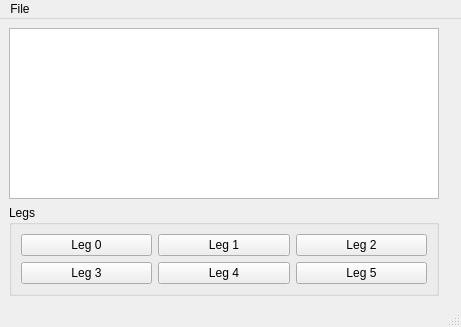
First picture: the form in app/forms/mainwindow.ui, repository Haziham/Honours_Computer_Software, before the edit.
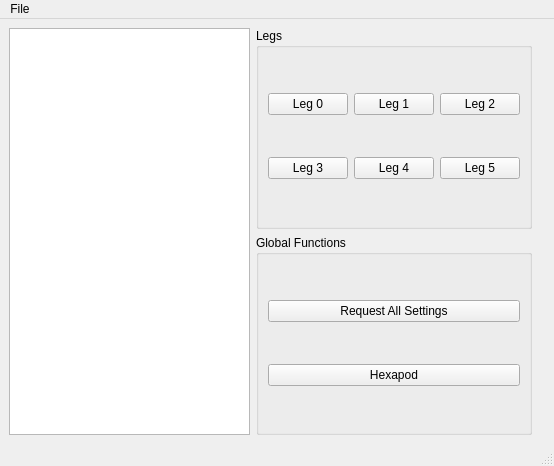
Second picture: the form after the edit. Custom widgets are drawn as their Qt base class.

Diff of the .ui file:
```diff
--- a/app/forms/mainwindow.ui
+++ b/app/forms/mainwindow.ui
@@ -6,8 +6,8 @@
    <rect>
     <x>0</x>
     <y>0</y>
-    <width>461</width>
-    <height>327</height>
+    <width>554</width>
+    <height>466</height>
    </rect>
   </property>
   <property name="windowTitle">
@@ -22,10 +22,7 @@
       </property>
      </widget>
     </item>
-    <item row="0" column="0">
-     <widget class="JointListWidget" name="jointsList"/>
-    </item>
-    <item row="1" column="0">
+    <item row="0" column="1">
      <widget class="QGroupBox" name="groupBox">
       <property name="title">
        <string>Legs</string>
@@ -76,6 +73,32 @@
       </layout>
      </widget>
     </item>
+    <item row="1" column="1">
+     <widget class="QGroupBox" name="groupBox_2">
+      <property name="title">
+       <string>Global Functions</string>
+      </property>
+      <layout class="QGridLayout" name="gridLayout_3">
+       <item row="0" column="0">
+        <widget class="QPushButton" name="requestAllSettingButton">
+         <property name="text">
+          <string>Request All Settings</string>
+         </property>
+        </widget>
+       </item>
+       <item row="1" column="0">
+        <widget class="QPushButton" name="hexapodButton">
+         <property name="text">
+          <string>Hexapod</string>
+         </property>
+        </widget>
+       </item>
+      </layout>
+     </widget>
+    </item>
+    <item row="0" column="0" rowspan="2">
+     <widget class="JointListWidget" name="jointsList"/>
+    </item>
    </layout>
   </widget>
   <widget class="QMenuBar" name="menubar">
@@ -83,7 +106,7 @@
     <rect>
      <x>0</x>
      <y>0</y>
-     <width>461</width>
+     <width>554</width>
      <height>20</height>
     </rect>
    </property>
```
